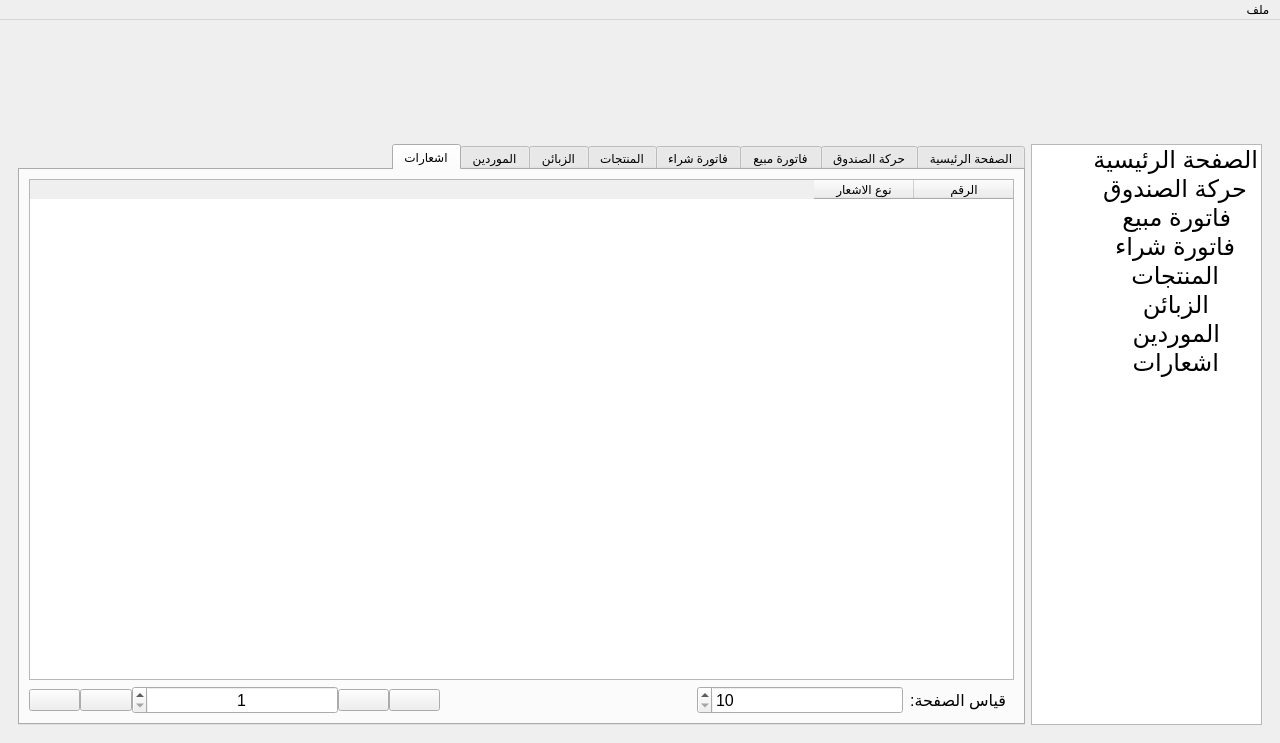
First picture: the form in j_shop.ui, repository sameraga/Al_Jamal_Shop, before the edit.
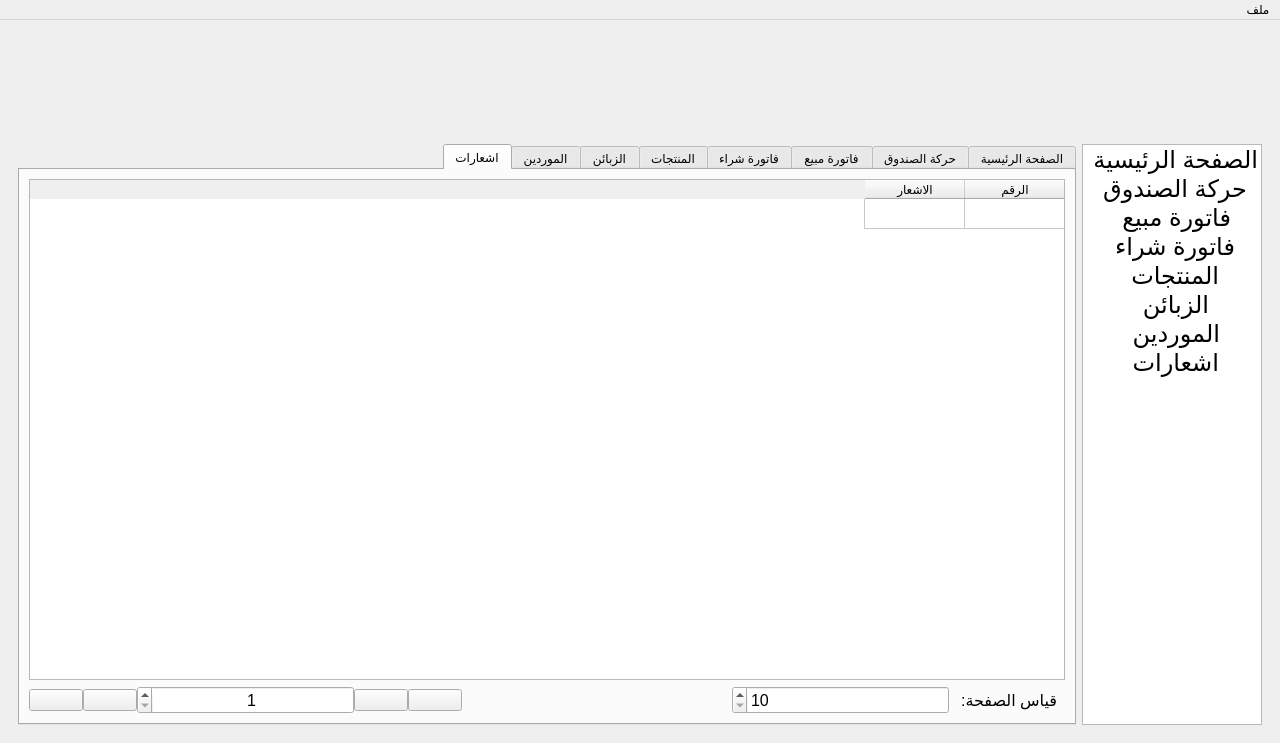
Second picture: the form after the edit. The open tabs and pages were chosen to show the change. Icons and pictures are not drawn.

Patch:
```diff
--- a/j_shop.ui
+++ b/j_shop.ui
@@ -102,7 +102,7 @@
          </layout>
         </item>
         <item>
-         <layout class="QHBoxLayout" name="horizontalLayout" stretch="1,0">
+         <layout class="QHBoxLayout" name="horizontalLayout" stretch="1,6">
           <item>
            <widget class="QListWidget" name="listWidget">
             <property name="sizePolicy">
@@ -3460,7 +3460,14 @@
              </attribute>
              <layout class="QVBoxLayout" name="verticalLayout_17">
               <item>
-               <widget class="QTableWidget" name="tableWidget">
+               <widget class="QTableWidget" name="notif_table">
+                <property name="rowCount">
+                 <number>1</number>
+                </property>
+                <attribute name="verticalHeaderVisible">
+                 <bool>false</bool>
+                </attribute>
+                <row/>
                 <column>
                  <property name="text">
                   <string>الرقم</string>
@@ -3468,7 +3475,7 @@
                 </column>
                 <column>
                  <property name="text">
-                  <string>نوع الاشعار</string>
+                  <string>الاشعار</string>
                  </property>
                 </column>
                </widget>
```
Left out of the diff: 32 changed lines with no effect on the pictures.
